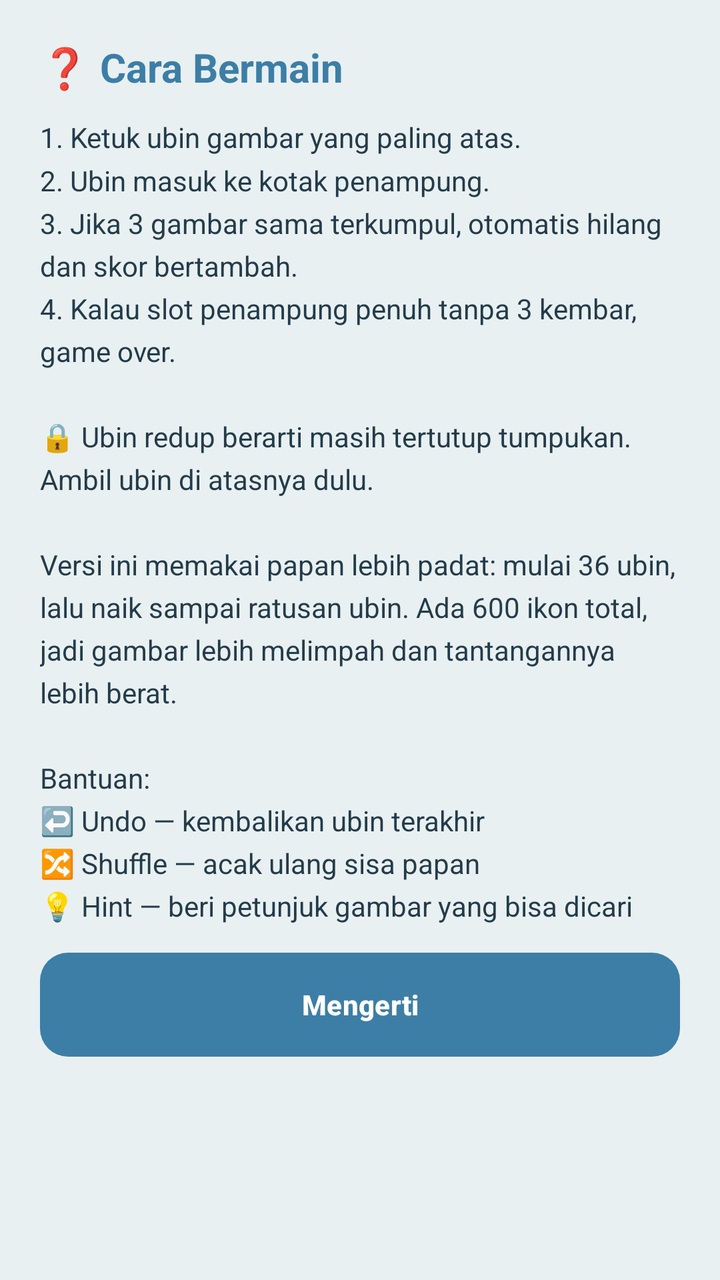
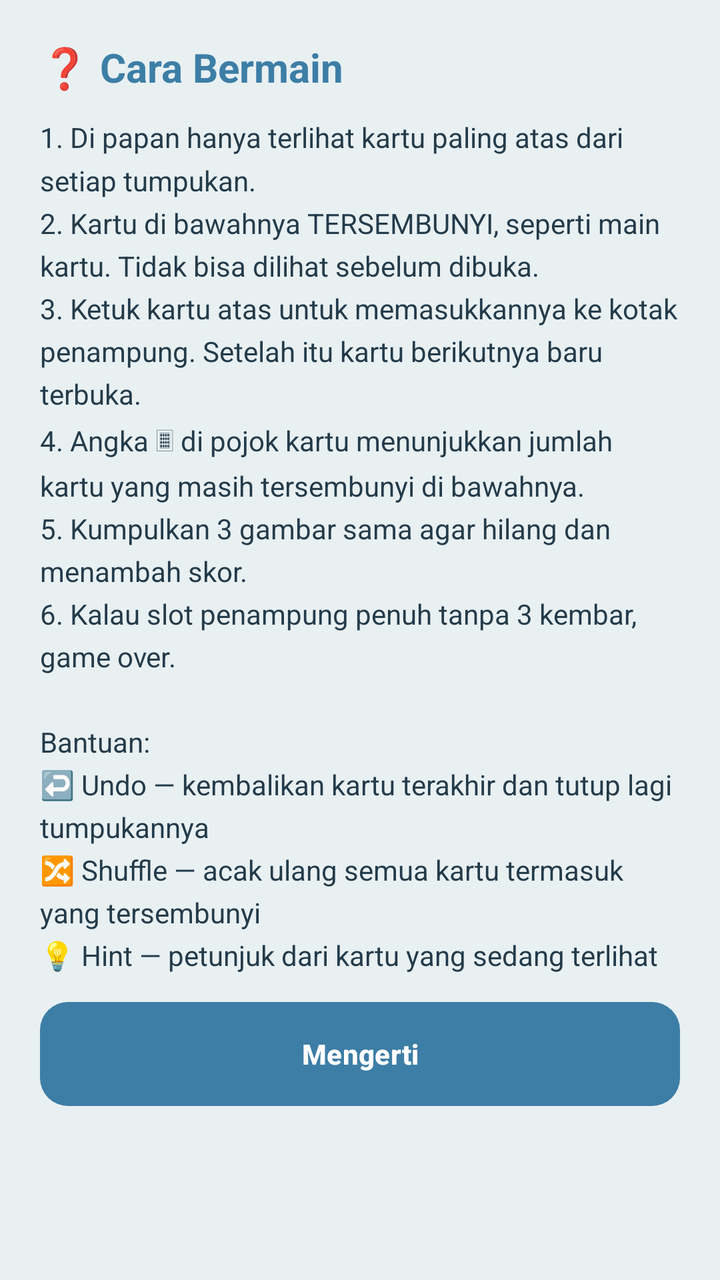

An Android layout rendered at two revisions. The XML below is the earlier revision; the diff shows what the commit changed to produce the second picture.
<!-- AndroidManifest.xml: application theme Theme.MatchTriplePro -->
<!-- res/layout/dialog_help.xml -->
<?xml version="1.0" encoding="utf-8"?>
<ScrollView xmlns:android="http://schemas.android.com/apk/res/android"
    android:layout_width="match_parent"
    android:layout_height="wrap_content">

    <LinearLayout
        android:layout_width="match_parent"
        android:layout_height="wrap_content"
        android:orientation="vertical"
        android:padding="20dp">

        <TextView
            android:layout_width="wrap_content"
            android:layout_height="wrap_content"
            android:text="❓ Cara Bermain"
            android:textColor="@color/primary"
            android:textSize="20sp"
            android:textStyle="bold"
            android:layout_marginBottom="12dp"/>

        <TextView
            android:layout_width="match_parent"
            android:layout_height="wrap_content"
            android:text="1. Ketuk ubin gambar yang paling atas.&#10;2. Ubin masuk ke kotak penampung.&#10;3. Jika 3 gambar sama terkumpul, otomatis hilang dan skor bertambah.&#10;4. Kalau slot penampung penuh tanpa 3 kembar, game over.&#10;&#10;🔒 Ubin redup berarti masih tertutup tumpukan. Ambil ubin di atasnya dulu.&#10;&#10;Versi ini memakai papan lebih padat: mulai 36 ubin, lalu naik sampai ratusan ubin. Ada 600 ikon total, jadi gambar lebih melimpah dan tantangannya lebih berat.&#10;&#10;Bantuan:&#10;↩️ Undo — kembalikan ubin terakhir&#10;🔀 Shuffle — acak ulang sisa papan&#10;💡 Hint — beri petunjuk gambar yang bisa dicari"
            android:textColor="@color/text"
            android:lineSpacingMultiplier="1.3"/>

        <Button
            android:id="@+id/btnUnderstand"
            android:layout_width="match_parent"
            android:layout_height="52dp"
            android:layout_marginTop="14dp"
            android:background="@drawable/bg_button_primary"
            android:text="@string/understand"
            android:textColor="#FFFFFF"
            android:textStyle="bold"
            android:stateListAnimator="@null"/>
    </LinearLayout>
</ScrollView>
<!-- resources referenced by this layout -->
<resources>
  <color name="primary">#3D7EA6</color>
  <color name="text">#243B4A</color>
  <!-- drawable bg_button_primary (drawable) -->
  <?xml version="1.0" encoding="utf-8"?>
  <shape xmlns:android="http://schemas.android.com/apk/res/android" android:shape="rectangle">
      <solid android:color="@color/primary"/>
      <corners android:radius="14dp"/>
  </shape>
  <string name="understand">Mengerti</string>
  <style name="Theme.MatchTriplePro" parent="Theme.Material3.Light.NoActionBar">
          <item name="android:statusBarColor">@color/bg</item>
          <item name="android:windowLightStatusBar">true</item>
          <item name="android:navigationBarColor">@color/bg</item>
          <item name="android:windowBackground">@color/bg</item>
          <item name="colorPrimary">@color/primary</item>
          <item name="colorOnPrimary">#FFFFFF</item>
      </style>
  <color name="bg">#E8F0F2</color>
</resources>

<!-- the commit's change to res/layout/dialog_help.xml (unified diff, before → after) -->
@@ -21,7 +21,7 @@
         <TextView
             android:layout_width="match_parent"
             android:layout_height="wrap_content"
-            android:text="1. Ketuk ubin gambar yang paling atas.&#10;2. Ubin masuk ke kotak penampung.&#10;3. Jika 3 gambar sama terkumpul, otomatis hilang dan skor bertambah.&#10;4. Kalau slot penampung penuh tanpa 3 kembar, game over.&#10;&#10;🔒 Ubin redup berarti masih tertutup tumpukan. Ambil ubin di atasnya dulu.&#10;&#10;Versi ini memakai papan lebih padat: mulai 36 ubin, lalu naik sampai ratusan ubin. Ada 600 ikon total, jadi gambar lebih melimpah dan tantangannya lebih berat.&#10;&#10;Bantuan:&#10;↩️ Undo — kembalikan ubin terakhir&#10;🔀 Shuffle — acak ulang sisa papan&#10;💡 Hint — beri petunjuk gambar yang bisa dicari"
+            android:text="1. Di papan hanya terlihat kartu paling atas dari setiap tumpukan.&#10;2. Kartu di bawahnya TERSEMBUNYI, seperti main kartu. Tidak bisa dilihat sebelum dibuka.&#10;3. Ketuk kartu atas untuk memasukkannya ke kotak penampung. Setelah itu kartu berikutnya baru terbuka.&#10;4. Angka 🂠 di pojok kartu menunjukkan jumlah kartu yang masih tersembunyi di bawahnya.&#10;5. Kumpulkan 3 gambar sama agar hilang dan menambah skor.&#10;6. Kalau slot penampung penuh tanpa 3 kembar, game over.&#10;&#10;Bantuan:&#10;↩️ Undo — kembalikan kartu terakhir dan tutup lagi tumpukannya&#10;🔀 Shuffle — acak ulang semua kartu termasuk yang tersembunyi&#10;💡 Hint — petunjuk dari kartu yang sedang terlihat"
             android:textColor="@color/text"
             android:lineSpacingMultiplier="1.3"/>
 
